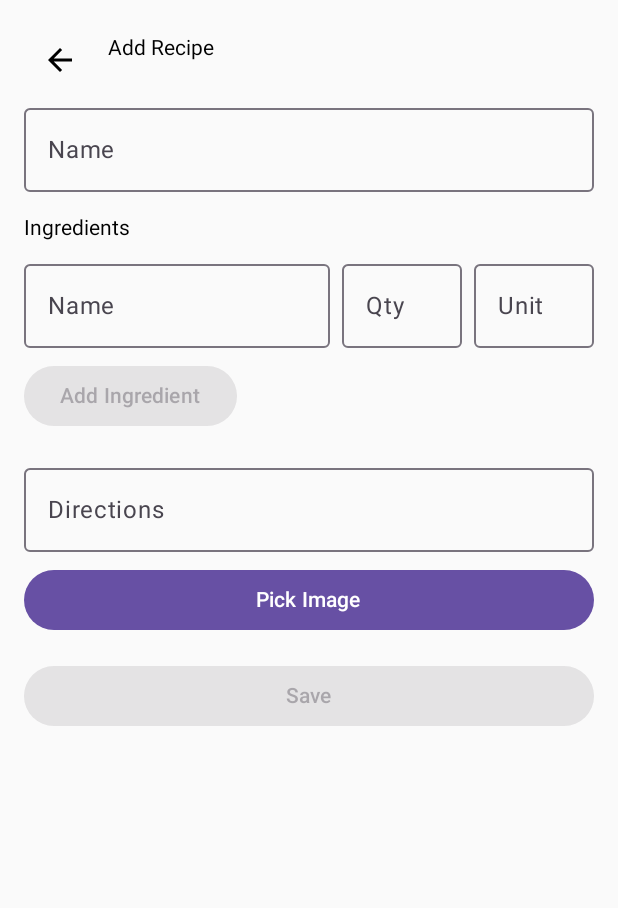
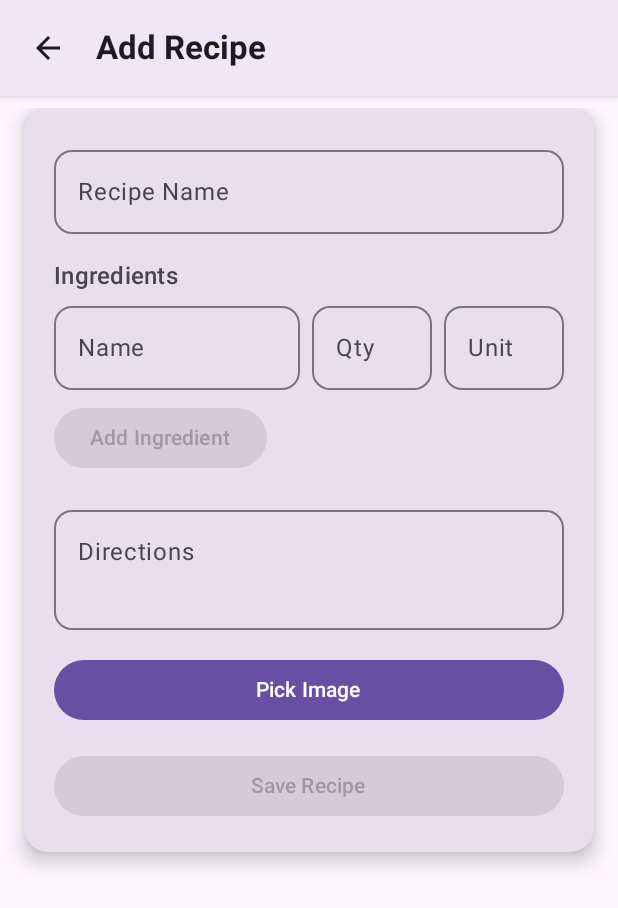
Before and after one commit to Ranto0422/RecipeApp2, an Android app built with Jetpack Compose: the screen it shows after launch (AddRecipeActivity), after a tap on "Add Recipe", on a phone screen of 412 x 824 dp. Shown: the top 908 px of the screen. Run offline under Robolectric (Android 15) with nearby library versions, the light colour scheme and no system bars.

Commit message:
Redesign AddRecipeScreen UI with improved layout
Refactored the AddRecipeScreen to use Material3 components, added card-based layout, vertical scrolling, and enhanced ingredient management with delete functionality. Improved visual hierarchy, spacing, and background handling for a more modern and user-friendly interface.

```diff
--- a/app/src/main/java/com/example/recipeapp/ui/AddRecipeActivity.kt
+++ b/app/src/main/java/com/example/recipeapp/ui/AddRecipeActivity.kt
@@ -7,6 +7,7 @@ import android.os.Bundle
 import androidx.activity.ComponentActivity
 import androidx.activity.compose.setContent
 import androidx.compose.foundation.Image
+import androidx.compose.foundation.background
 import androidx.compose.foundation.layout.*
 import androidx.compose.material3.Button
 import androidx.compose.material3.OutlinedTextField
@@ -24,6 +25,8 @@ import androidx.compose.material.icons.automirrored.filled.ArrowBack
 import com.example.recipeapp.model.Ingredient
 import com.google.gson.Gson
 import androidx.compose.ui.tooling.preview.Preview
+import androidx.compose.runtime.Composable
+import androidx.compose.runtime.mutableStateOf
 import androidx.compose.runtime.getValue
 import androidx.compose.runtime.setValue
 import androidx.compose.runtime.mutableStateListOf
@@ -32,9 +35,21 @@ import androidx.compose.ui.Alignment
 import coil.compose.rememberAsyncImagePainter
 import androidx.activity.compose.rememberLauncherForActivityResult
 import androidx.activity.result.contract.ActivityResultContract
+import androidx.compose.material.icons.filled.Delete
+import androidx.compose.material3.Card
+import androidx.compose.material3.CardDefaults
+import androidx.compose.material3.HorizontalDivider
+import androidx.compose.material3.MaterialTheme
+import androidx.compose.material3.Surface
+import androidx.compose.ui.draw.clip
+import androidx.compose.ui.draw.shadow
+import androidx.compose.ui.text.font.FontWeight
+import androidx.compose.ui.text.style.TextOverflow
 import androidx.core.net.toUri
+import androidx.compose.foundation.rememberScrollState
+import androidx.compose.foundation.verticalScroll
 
-// grants permission for the image to be displayed in the detail activity pare
+// grants permission for the image to be displayed in the detail activity pare idk pano nagana toh tho
 class GetContentWithPersistablePermission : ActivityResultContract<String, Uri?>() {
     override fun createIntent(context: android.content.Context, input: String): Intent {
         return Intent(Intent.ACTION_OPEN_DOCUMENT).apply {
@@ -82,43 +97,77 @@ fun AddRecipeScreen(
         modifier = Modifier
             .fillMaxSize()
             .statusBarsPadding()
-            .padding(16.dp)
+            .padding(0.dp)
+            .background(MaterialTheme.colorScheme.background)
     ) {
-        Row(verticalAlignment = Alignment.CenterVertically) {
+        Surface(
+            tonalElevation = 4.dp,
+            shadowElevation = 4.dp,
+            color = MaterialTheme.colorScheme.surface,
+            modifier = Modifier.fillMaxWidth()
+        ) {
+            Row(
+                verticalAlignment = Alignment.CenterVertically,
+                modifier = Modifier.padding(horizontal = 8.dp, vertical = 8.dp)
+            ) {
                 IconButton(onClick = { onBack?.invoke() }) {
                     Icon(Icons.AutoMirrored.Filled.ArrowBack, contentDescription = "Back")
                 }
-            Spacer(modifier = Modifier.width(8.dp))
-            Text("Add Recipe", modifier = Modifier.padding(bottom = 16.dp))
+                Text(
+                    text = "Add Recipe",
+                    style = MaterialTheme.typography.titleLarge.copy(fontWeight = FontWeight.Bold),
+                    modifier = Modifier.padding(start = 8.dp)
+                )
             }
+        }
+        Spacer(modifier = Modifier.height(8.dp))
+        Box(modifier = Modifier.weight(1f, fill = true)) {
+            Column(
+                modifier = Modifier
+                    .fillMaxSize()
+                    .verticalScroll(rememberScrollState())
+            ) {
+                Card(
+                    modifier = Modifier
+                        .fillMaxWidth()
+                        .padding(horizontal = 16.dp)
+                        .shadow(8.dp, MaterialTheme.shapes.large),
+                    shape = MaterialTheme.shapes.large,
+                    colors = CardDefaults.cardColors(containerColor = MaterialTheme.colorScheme.surfaceVariant)
+                ) {
+                    Column(modifier = Modifier.padding(20.dp)) {
                         OutlinedTextField(
                             value = name,
                             onValueChange = { name = it },
-            label = { Text("Name") },
-            modifier = Modifier.fillMaxWidth()
+                            label = { Text("Recipe Name") },
+                            modifier = Modifier.fillMaxWidth(),
+                            shape = MaterialTheme.shapes.medium
                         )
-        Spacer(modifier = Modifier.height(8.dp))
-        Text("Ingredients", modifier = Modifier.padding(vertical = 8.dp))
+                        Spacer(modifier = Modifier.height(16.dp))
+                        Text("Ingredients", style = MaterialTheme.typography.titleMedium, fontWeight = FontWeight.SemiBold)
                         Row(modifier = Modifier.fillMaxWidth()) {
                             OutlinedTextField(
                                 value = ingredientName,
                                 onValueChange = { ingredientName = it },
                                 label = { Text("Name") },
-                modifier = Modifier.weight(1f)
+                                modifier = Modifier.weight(1f),
+                                shape = MaterialTheme.shapes.medium
                             )
                             Spacer(modifier = Modifier.width(8.dp))
                             OutlinedTextField(
                                 value = ingredientQty,
                                 onValueChange = { ingredientQty = it },
                                 label = { Text("Qty") },
-                modifier = Modifier.width(80.dp)
+                                modifier = Modifier.width(80.dp),
+                                shape = MaterialTheme.shapes.medium
                             )
                             Spacer(modifier = Modifier.width(8.dp))
                             OutlinedTextField(
                                 value = ingredientUnit,
                                 onValueChange = { ingredientUnit = it },
                                 label = { Text("Unit") },
-                modifier = Modifier.width(80.dp)
+                                modifier = Modifier.width(80.dp),
+                                shape = MaterialTheme.shapes.medium
                             )
                         }
                         Button(
@@ -138,16 +187,33 @@ fun AddRecipeScreen(
                         }
                         Column(modifier = Modifier.padding(vertical = 8.dp)) {
                             ingredients.forEach { ing ->
-                Text("${ing.name} - ${ing.quantity} ${ing.unit}")
+                                Row(
+                                    modifier = Modifier.fillMaxWidth(),
+                                    verticalAlignment = Alignment.CenterVertically
+                                ) {
+                                    Text(
+                                        text = "${ing.name} - ${ing.quantity} ${ing.unit}",
+                                        style = MaterialTheme.typography.bodyMedium,
+                                        maxLines = 1,
+                                        overflow = TextOverflow.Ellipsis,
+                                        modifier = Modifier.weight(1f)
+                                    )
+                                    IconButton(onClick = { ingredients.remove(ing) }) {
+                                        Icon(Icons.Filled.Delete, contentDescription = "Remove Ingredient")
+                                    }
+                                }
+                                HorizontalDivider()
                             }
                         }
                         OutlinedTextField(
                             value = directions,
                             onValueChange = { directions = it },
                             label = { Text("Directions") },
-            modifier = Modifier.fillMaxWidth()
+                            modifier = Modifier.fillMaxWidth(),
+                            shape = MaterialTheme.shapes.medium,
+                            minLines = 3
                         )
-        Spacer(modifier = Modifier.height(8.dp))
+                        Spacer(modifier = Modifier.height(16.dp))
                         Button(onClick = { imagePickerLauncher.launch("image/*") }, modifier = Modifier.fillMaxWidth()) {
                             Text("Pick Image")
                         }
@@ -157,19 +223,22 @@ fun AddRecipeScreen(
                                 contentDescription = "Recipe Image",
                                 modifier = Modifier
                                     .fillMaxWidth()
-                    .height(180.dp),
+                                    .height(180.dp)
+                                    .clip(MaterialTheme.shapes.medium),
                                 contentScale = ContentScale.Crop
                             )
                         }
                         Spacer(modifier = Modifier.height(16.dp))
                         Button(
-            onClick = {
-                onSave?.invoke(name, ingredients, directions, imageUri?.toString())
-            },
+                            onClick = { onSave?.invoke(name, ingredients, directions, imageUri?.toString()) },
                             enabled = name.isNotBlank() && ingredients.isNotEmpty() && directions.isNotBlank(),
                             modifier = Modifier.fillMaxWidth()
                         ) {
-            Text("Save")
+                            Text("Save Recipe")
+                        }
+                    }
+                }
+            }
         }
     }
 }
```
Lines whose indentation alone changed are shown as unchanged.
